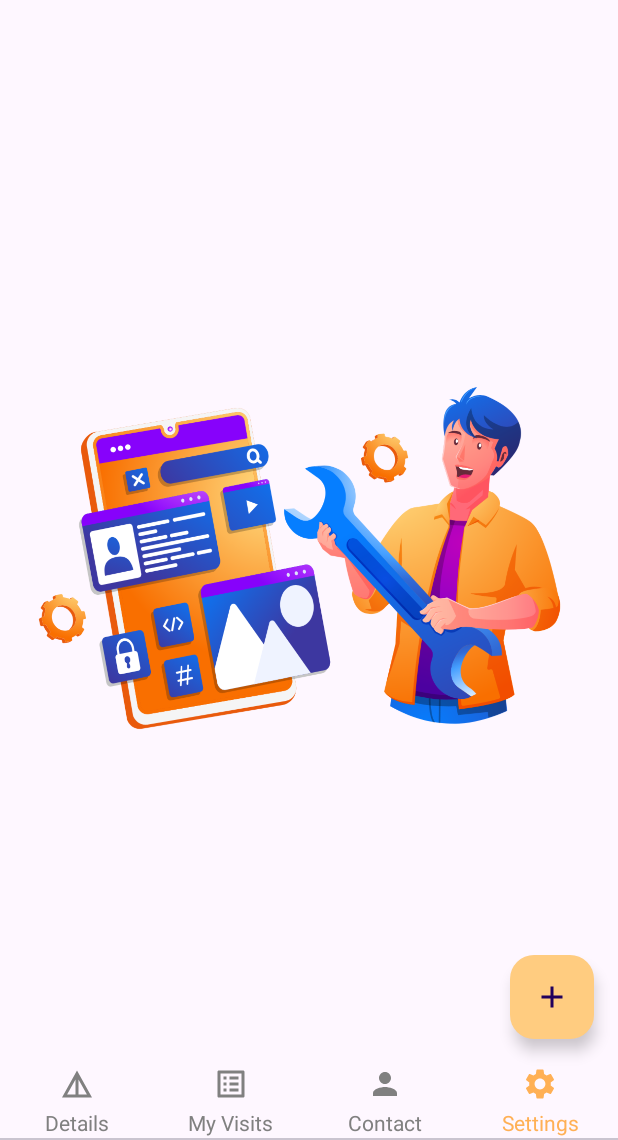
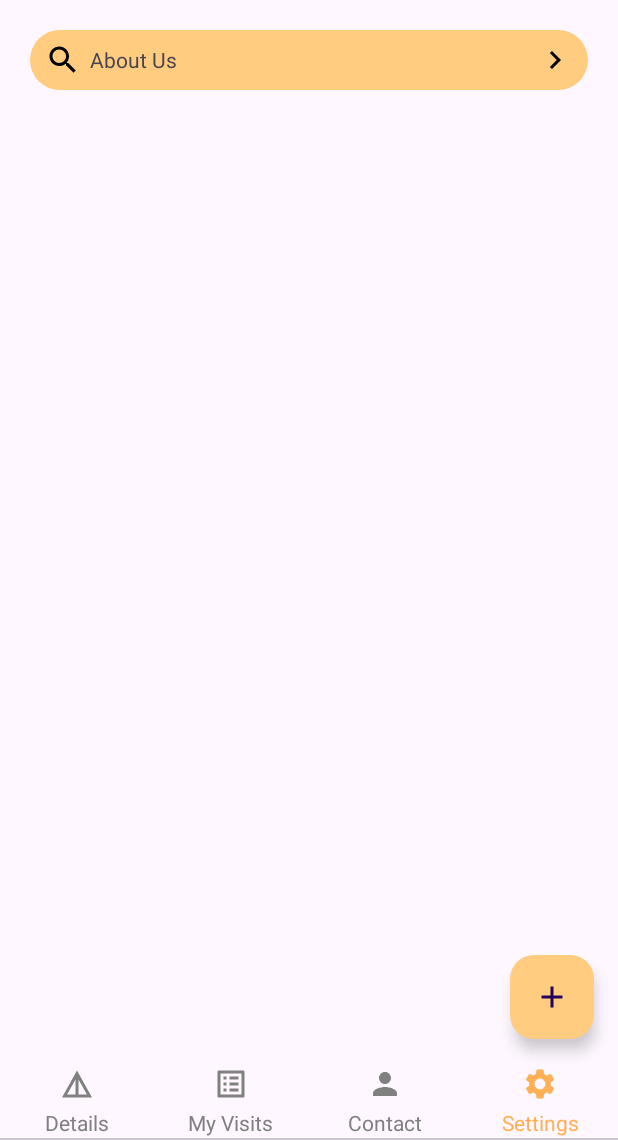
Before and after one commit to its-ankur/LoginAPICalling, an Android app: the BottomNavigation screen opened directly, with no data from a screen before it, item 4 of the bottom bar chosen, on a phone screen of 412 x 824 dp, the part 96-1236 px from its top. Run offline under Robolectric (Android 15) with nearby library versions, the phone set to English and light mode, and no system bars.

Commit message:
Applied In-app browsing

```diff
--- a/app/src/main/AndroidManifest.xml
+++ b/app/src/main/AndroidManifest.xml
@@ -29,6 +29,10 @@
             android:exported="false">
         </activity>
         <activity
+            android:name=".Activities.InAppBrowserActivity"
+            android:exported="false">
+        </activity>
+        <activity
             android:name=".Activities.MainActivity"
             android:exported="true"
             android:launchMode="standard"
--- /dev/null
+++ b/app/src/main/res/drawable/baseline_keyboard_arrow_right_24.xml
@@ -0,0 +1,5 @@
+<vector xmlns:android="http://schemas.android.com/apk/res/android" android:autoMirrored="true" android:height="24dp" android:tint="#000000" android:viewportHeight="24" android:viewportWidth="24" android:width="24dp">
+
+    <path android:fillColor="@android:color/white" android:pathData="M8.59,16.59L13.17,12 8.59,7.41 10,6l6,6 -6,6 -1.41,-1.41z"/>
+
+</vector>
--- /dev/null
+++ b/app/src/main/res/drawable/baseline_search_24.xml
@@ -0,0 +1,5 @@
+<vector xmlns:android="http://schemas.android.com/apk/res/android" android:height="24dp" android:tint="#000000" android:viewportHeight="24" android:viewportWidth="24" android:width="24dp">
+
+    <path android:fillColor="@android:color/white" android:pathData="M15.5,14h-0.79l-0.28,-0.27C15.41,12.59 16,11.11 16,9.5 16,5.91 13.09,3 9.5,3S3,5.91 3,9.5 5.91,16 9.5,16c1.61,0 3.09,-0.59 4.23,-1.57l0.27,0.28v0.79l5,4.99L20.49,19l-4.99,-5zM9.5,14C7.01,14 5,11.99 5,9.5S7.01,5 9.5,5 14,7.01 14,9.5 11.99,14 9.5,14z"/>
+
+</vector>
--- a/app/src/main/res/drawable/border_textview.xml
+++ b/app/src/main/res/drawable/border_textview.xml
@@ -4,5 +4,5 @@
     <stroke
         android:width="2dp"
         android:color="@color/toolbar_color" /> <!-- Border color and width -->
-    <corners android:radius="4dp" /> <!-- Rounded corners -->
+    <corners android:radius="220dp" /> <!-- Rounded corners -->
 </shape>
--- /dev/null
+++ b/app/src/main/res/drawable/rounded_background_dailog.xml
@@ -0,0 +1,5 @@
+<?xml version="1.0" encoding="utf-8"?>
+<shape xmlns:android="http://schemas.android.com/apk/res/android">
+    <solid android:color="#FFFFFF"/> <!-- White background -->
+    <corners android:radius="80dp"/> <!-- Adjust the radius as needed for more or less rounding -->
+</shape>
--- a/app/src/main/res/layout/fragment_settings.xml
+++ b/app/src/main/res/layout/fragment_settings.xml
@@ -1,60 +1,89 @@
 <?xml version="1.0" encoding="utf-8"?>
-<LinearLayout xmlns:android="http://schemas.android.com/apk/res/android"
+<androidx.constraintlayout.widget.ConstraintLayout xmlns:android="http://schemas.android.com/apk/res/android"
+    xmlns:app="http://schemas.android.com/apk/res-auto"
     android:layout_width="match_parent"
-    android:layout_height="match_parent"
-    android:orientation="vertical">
+    android:layout_height="match_parent">
 
-    <FrameLayout
-        android:layout_width="match_parent"
-        android:layout_height="wrap_content"
-        android:gravity="center_horizontal">
-
+    <!-- Toolbar with title and logout icon -->
     <androidx.appcompat.widget.Toolbar
         android:id="@+id/toolbar"
-            android:layout_width="match_parent"
+        android:layout_width="0dp"
         android:layout_height="?attr/actionBarSize"
         android:background="@color/toolbar_color"
+        android:elevation="4dp"
+        android:popupTheme="@style/ThemeOverlay.AppCompat.Light"
         android:theme="@style/ThemeOverlay.AppCompat.Dark.ActionBar"
-            android:elevation="4dp"
-            android:popupTheme="@style/ThemeOverlay.AppCompat.Light">
+        app:layout_constraintLeft_toLeftOf="parent"
+        app:layout_constraintRight_toRightOf="parent"
+        app:layout_constraintTop_toTopOf="parent">
 
+        <!-- Toolbar Title -->
         <TextView
             android:id="@+id/toolbarTitle"
             android:layout_width="wrap_content"
             android:layout_height="wrap_content"
-                android:layout_gravity="center"
             android:text="Your Title"
             android:textColor="@android:color/white"
             android:textSize="20sp"
-                android:textStyle="bold" />
+            android:textStyle="bold"
+            android:layout_gravity="center" />
 
+        <!-- Logout Icon -->
         <ImageView
             android:id="@+id/logoutIcon"
             android:layout_width="wrap_content"
             android:layout_height="wrap_content"
-                android:layout_gravity="end|center_vertical"
+            android:contentDescription="Logout"
+            android:padding="16dp"
             android:src="@drawable/baseline_logout_24"
-                android:contentDescription="Logout"
-                android:padding="16dp" />
+            android:layout_gravity="end" />
 
     </androidx.appcompat.widget.Toolbar>
 
-    </FrameLayout>
-    <!-- Background ImageView to prevent vertical stretching -->
-    <FrameLayout
-        android:layout_width="wrap_content"
-        android:layout_height="wrap_content">
+    <!-- Container for TextView and icons -->
+    <RelativeLayout
+        android:id="@+id/textContainer"
+        android:layout_width="0dp"
+        android:layout_height="40dp"
+        android:layout_margin="20dp"
+        android:background="@drawable/rounded_background"
+        app:layout_constraintLeft_toLeftOf="parent"
+        app:layout_constraintRight_toRightOf="parent"
+        app:layout_constraintTop_toBottomOf="@+id/toolbar">
 
+        <!-- Search Icon -->
         <ImageView
+            android:id="@+id/searchIcon"
             android:layout_width="wrap_content"
             android:layout_height="wrap_content"
-            android:layout_gravity="center"
-            android:src="@drawable/settings" />
+            android:layout_alignParentStart="true"
+            android:layout_centerVertical="true"
+            android:layout_marginLeft="10dp"
+            android:src="@drawable/baseline_search_24" />
 
-    </FrameLayout>
+        <!-- TextView -->
+        <TextView
+            android:id="@+id/about_us"
+            android:layout_width="0dp"
+            android:layout_height="wrap_content"
+            android:layout_marginStart="40dp"
+            android:layout_marginEnd="32dp"
+            android:text="About Us"
+            android:layout_centerVertical="true"
+            android:layout_alignParentStart="true"
+            android:layout_toEndOf="@id/searchIcon"
+            android:layout_toStartOf="@id/arrowIcon" />
 
-    <!-- Center the Toolbar horizontally within a FrameLayout -->
+        <!-- Arrow Icon -->
+        <ImageView
+            android:id="@+id/arrowIcon"
+            android:layout_width="wrap_content"
+            android:layout_height="wrap_content"
+            android:layout_alignParentEnd="true"
+            android:layout_centerVertical="true"
+            android:layout_marginEnd="10dp"
+            android:src="@drawable/baseline_keyboard_arrow_right_24" />
 
-    <!-- Your other layout components here -->
+    </RelativeLayout>
 
-</LinearLayout>
+</androidx.constraintlayout.widget.ConstraintLayout>
```
Also changed, not shown: app/src/main/java/com/example/loginapicalling/Activities/InAppBrowserActivity.java (added, +27 -0 lines), app/src/main/java/com/example/loginapicalling/Fragments/SettingsFragment.java (+76 -3 lines), app/src/main/res/layout/activity_in_app_browser.xml (added, +11 -0 lines), app/src/main/res/layout/dailog_layout.xml (added, +58 -0 lines), app/src/main/java/com/example/loginapicalling/Fragments/UserDetailsFragment.java (line endings or trailing spaces). Lines whose indentation alone changed are shown as unchanged.
